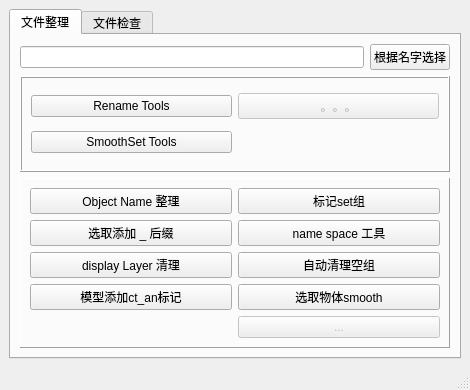
all-in-one-of/oct, file maya_sixteen/Python/OCT_Pipeline/media/ppl_assetTool.ui: the form before one commit.
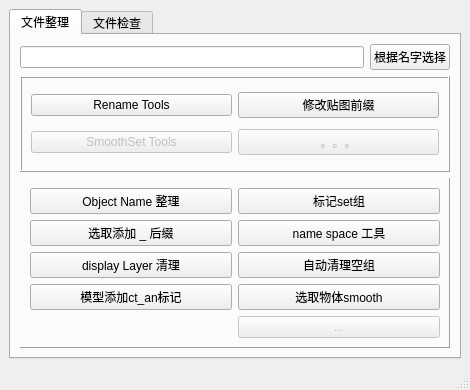
The form after the commit. The open tabs and pages were chosen to show the change.

Commit message: 前期检测　ＵＩ修改

Diff of the .ui file:
```diff
--- a/maya_sixteen/Python/OCT_Pipeline/media/ppl_assetTool.ui
+++ b/maya_sixteen/Python/OCT_Pipeline/media/ppl_assetTool.ui
@@ -62,23 +62,16 @@
              <enum>QFrame::Raised</enum>
             </property>
             <layout class="QGridLayout" name="gridLayout_5">
-             <item row="1" column="0">
+             <item row="3" column="0">
               <widget class="QPushButton" name="smoothSetT_bt">
+               <property name="enabled">
+                <bool>false</bool>
+               </property>
                <property name="text">
                 <string>SmoothSet Tools</string>
                </property>
               </widget>
              </item>
-             <item row="0" column="1">
-              <widget class="QPushButton" name="waiting_bt">
-               <property name="enabled">
-                <bool>false</bool>
-               </property>
-               <property name="text">
-                <string>。。。</string>
-               </property>
-              </widget>
-             </item>
              <item row="0" column="0">
               <widget class="QPushButton" name="rnmT_bt">
                <property name="text">
@@ -86,6 +79,23 @@
                </property>
               </widget>
              </item>
+             <item row="0" column="1">
+              <widget class="QPushButton" name="alterTxsPrf_bt">
+               <property name="text">
+                <string>修改贴图前缀</string>
+               </property>
+              </widget>
+             </item>
+             <item row="3" column="1">
+              <widget class="QPushButton" name="waiting_bt">
+               <property name="enabled">
+                <bool>false</bool>
+               </property>
+               <property name="text">
+                <string>。。。</string>
+               </property>
+              </widget>
+             </item>
             </layout>
            </widget>
           </item>
```
Left out of the diff: 3 changed lines with no effect on the pictures.
